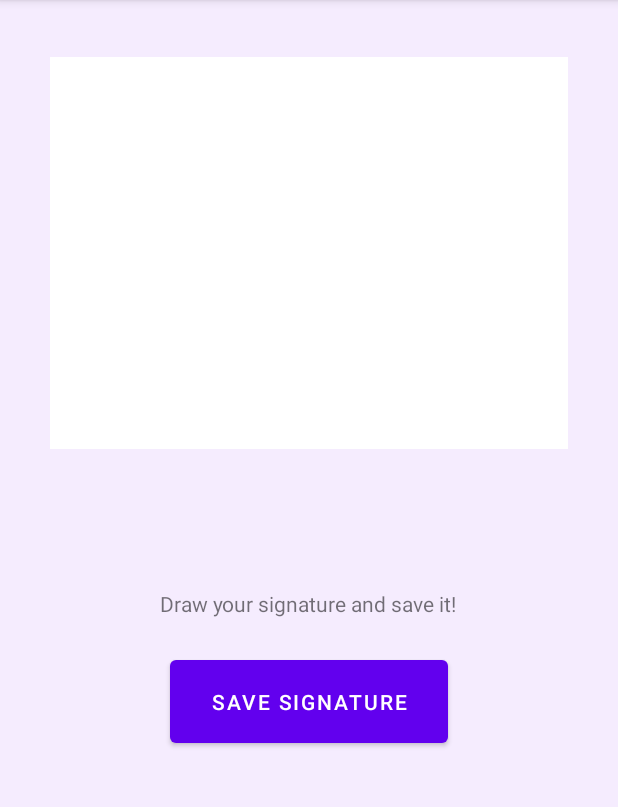
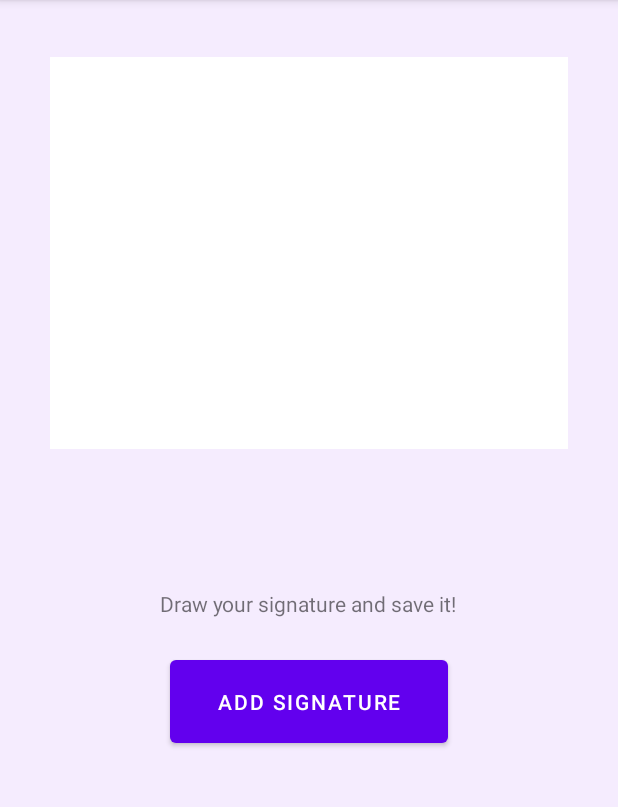
Before and after one commit to krigol14/RecommendationLetters-AndroidApp, an Android app: the Sign screen opened directly, with no data from a screen before it, on a phone screen of 412 x 824 dp, the part 84-891 px from its top. Run offline under Robolectric (Android 15) with nearby library versions, the phone set to English and light mode, and no system bars.

Commit message:
Minor changes in code

```diff
--- a/app/src/main/res/layout/activity_sign.xml
+++ b/app/src/main/res/layout/activity_sign.xml
@@ -39,7 +39,7 @@
         android:layout_width="185dp"
         android:layout_height="67dp"
         android:layout_marginBottom="230dp"
-        android:text="SAVE SIGNATURE"
+        android:text="ADD SIGNATURE"
         app:layout_constraintBottom_toBottomOf="parent"
         app:layout_constraintEnd_toEndOf="parent"
         app:layout_constraintStart_toStartOf="parent"
```
Also changed, not shown: app/src/main/java/com/example/recommendationletters/Sign.java (+1 -9 lines).
